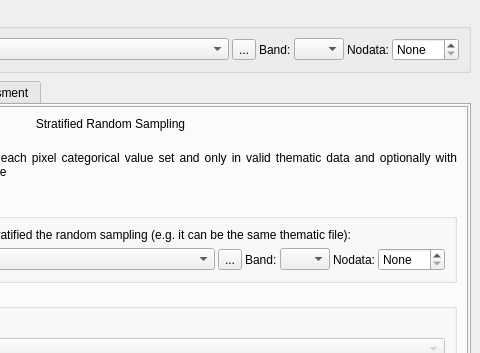
This is ui/acatama_dockwidget.ui in SMByC/AcATaMa as Qt 5 draws it before an edit; both pictures show x 280 to 760 and y 0 to 353 of the 760 by 1255 pixel window. The edited form follows.
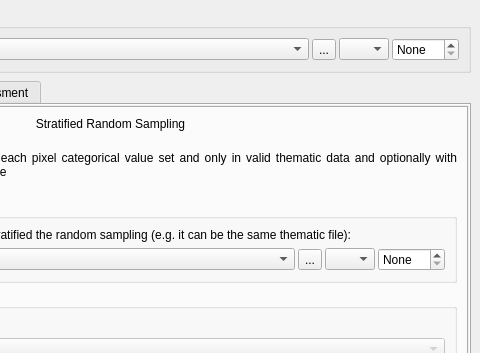
This is the edited form. The open tabs and pages were chosen to show the change. Icons and pictures are not drawn. Custom widgets are drawn as their Qt base class.

Commit message: More adjustment in the layout for selecting the layer and its band and nodata in one row

The edit to the form file:
```diff
--- a/ui/acatama_dockwidget.ui
+++ b/ui/acatama_dockwidget.ui
@@ -77,13 +77,6 @@
             </property>
            </widget>
           </item>
-          <item>
-           <widget class="QLabel" name="label_26">
-            <property name="text">
-             <string>Band:</string>
-            </property>
-           </widget>
-          </item>
           <item>
            <widget class="QComboBox" name="QCBox_band_ThematicRaster">
             <property name="maximumSize">
@@ -92,12 +85,8 @@
               <height>16777215</height>
              </size>
             </property>
-           </widget>
-          </item>
-          <item>
-           <widget class="QLabel" name="label_2">
-            <property name="text">
-             <string>Nodata:</string>
+            <property name="toolTip">
+             <string>Band</string>
             </property>
            </widget>
           </item>
@@ -605,13 +594,6 @@
                            </property>
                           </widget>
                          </item>
-                         <item>
-                          <widget class="QLabel" name="label_31">
-                           <property name="text">
-                            <string>Band:</string>
-                           </property>
-                          </widget>
-                         </item>
                          <item>
                           <widget class="QComboBox" name="QCBox_band_CategRaster_StraRS">
                            <property name="maximumSize">
@@ -620,12 +602,8 @@
                              <height>16777215</height>
                             </size>
                            </property>
-                          </widget>
-                         </item>
-                         <item>
-                          <widget class="QLabel" name="label_6">
-                           <property name="text">
-                            <string>Nodata:</string>
+                           <property name="toolTip">
+                            <string>Band</string>
                            </property>
                           </widget>
                          </item>
```
Left out of the diff: 16 changed lines with no effect on the pictures.
